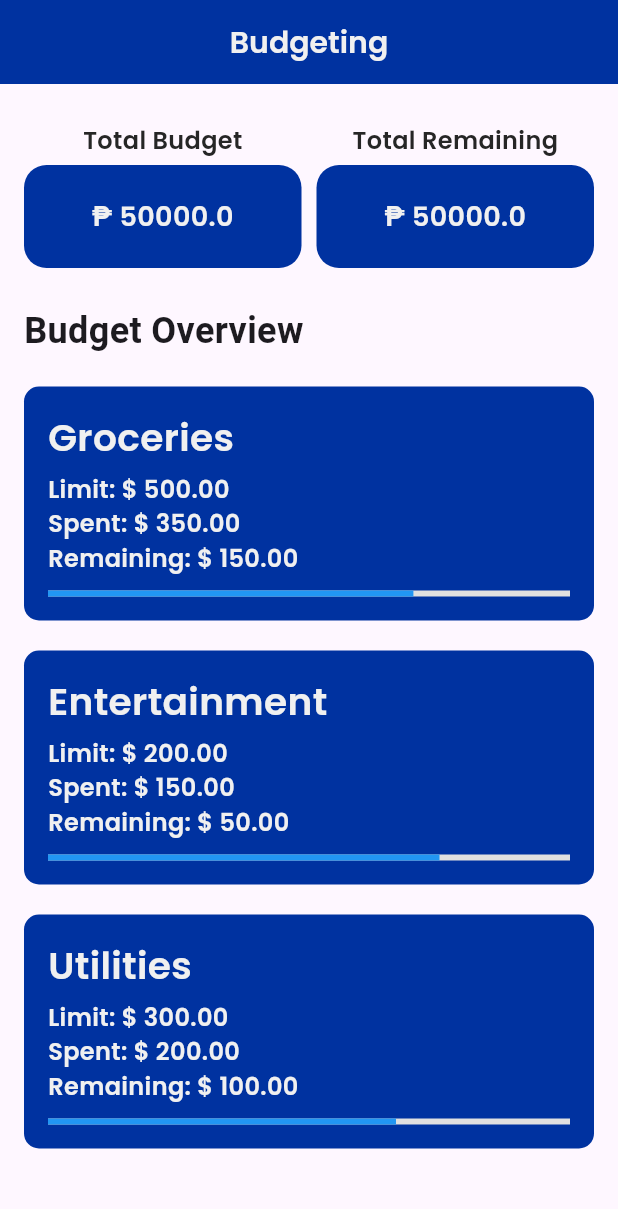
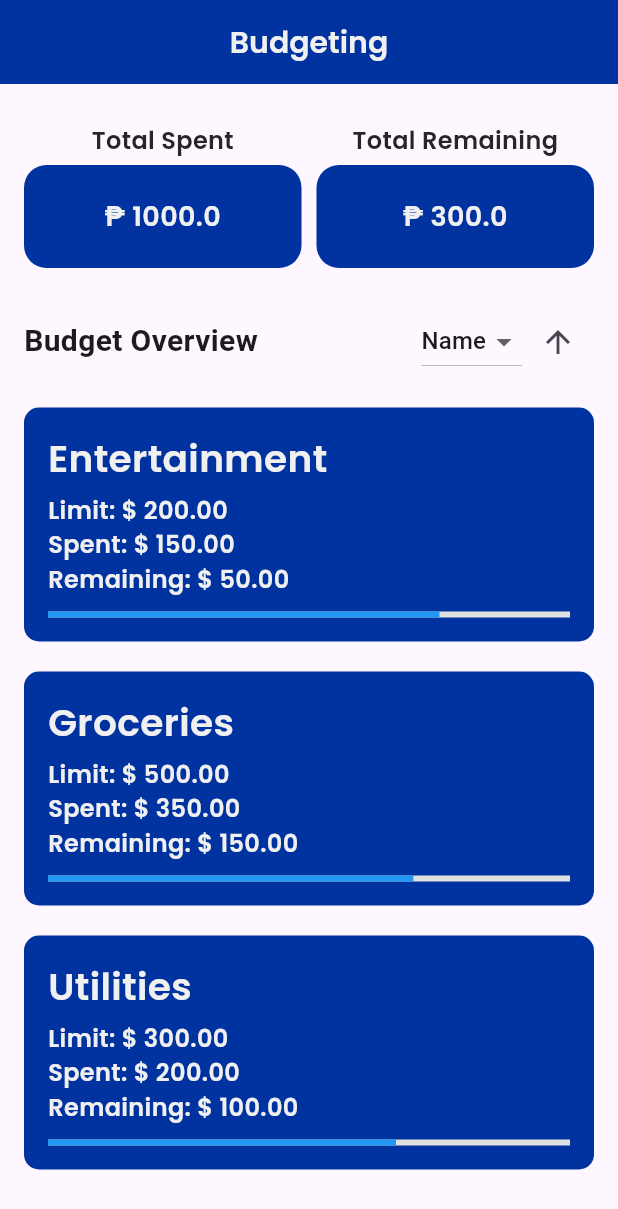
Before and after one commit to hydraadra112/perapal, a Flutter app: the Budget screen opened directly, on a phone screen of 412 x 824 dp. Shown: the top 1209 px of the screen. Run offline on Flutter 3.47's test engine with Material 3 defaults, Android fonts, the phone set to English and light mode, and no system bars; our stand-ins replace animated_splash_screen, google_fonts; missing offline and left inert: mongo_dart.

Commit message:
added sort, filter, and made display boxes dynamic

```diff
--- a/lib/pages/budget_page.dart
+++ b/lib/pages/budget_page.dart
@@ -17,6 +17,41 @@ class _BudgetState extends State<Budget> {
     {'name': 'Entertainment', 'limit': 200.0, 'spent': 150.0},
     {'name': 'Utilities', 'limit': 300.0, 'spent': 200.0},
   ];
+
+  String _sortCriteria = 'name';
+  bool _isAscending = true;
+
+  void _sortBudgets() {
+    setState(() {
+      budgets.sort((a, b) {
+        int comparison;
+        switch (_sortCriteria) {
+          case 'name':
+            comparison = a['name'].compareTo(b['name']);
+            break;
+          case 'limit':
+            comparison = a['limit'].compareTo(b['limit']);
+            break;
+          case 'spent':
+            comparison = a['spent'].compareTo(b['spent']);
+            break;
+          default:
+            comparison = 0;
+        }
+        return _isAscending ? comparison : -comparison;
+      });
+    });
+  }
+
+  double get totalBudget => budgets.fold(0, (prev, budget) => prev + (budget['limit'] ?? 0));
+  double get totalSpent => budgets.fold(0, (prev, budget) => prev + (budget['spent'] ?? 0));
+  double get totalRemaining => totalBudget - totalSpent;
+
+  @override
+  void initState() {
+    super.initState();
+    _sortBudgets(); // Sort initially
+  }
 
   @override
   Widget build(BuildContext context) {
@@ -39,26 +74,63 @@ class _BudgetState extends State<Budget> {
           children: [
             const Padding(padding: EdgeInsets.only(top: 10)),
 
-            const Row(
+            Row(
               // Display Total widgets side by side
               children: [
                 Expanded(
-                  child: CashDisplay(expenseName: "Total Budget", cashValue: 50000.0),
+                  child: CashDisplay(expenseName: "Total Spent", cashValue: totalBudget),
                 ),
-                SizedBox(width: 10), // Add space between widgets
+                const SizedBox(width: 10), // Add space between widgets
                 Expanded(
-                  child: CashDisplay(expenseName: "Total Remaining", cashValue: 50000.0),
+                  child: CashDisplay(expenseName: "Total Remaining", cashValue: totalRemaining),
                 ),
               ],
             ),
 
             const SizedBox(height: 25),
-            const Text(
-              'Budget Overview',
-              style: TextStyle(
-                fontSize: 24.0,
-                fontWeight: FontWeight.bold,
-              ),
+
+            Row(
+              mainAxisAlignment: MainAxisAlignment.spaceBetween,
+              children: [
+                const Text(
+                  'Budget Overview',
+                  style: TextStyle(
+                    fontSize: 20,
+                    fontWeight: FontWeight.bold,
+                  ),
+                ),
+                Row(
+                  children: [
+                    DropdownButton<String>(
+                      value: _sortCriteria,
+                      onChanged: (String? newValue) {
+                        setState(() {
+                          _sortCriteria = newValue!;
+                          _sortBudgets();
+                        });
+                      },
+                      items: <String>['name', 'limit', 'spent']
+                          .map<DropdownMenuItem<String>>((String value) {
+                        return DropdownMenuItem<String>(
+                          value: value,
+                          child: Text(value[0].toUpperCase() + value.substring(1)),
+                        );
+                      }).toList(),
+                    ),
+                    IconButton(
+                      icon: Icon(
+                        _isAscending ? Icons.arrow_upward : Icons.arrow_downward,
+                      ),
+                      onPressed: () {
+                        setState(() {
+                          _isAscending = !_isAscending;
+                          _sortBudgets();
+                        });
+                      },
+                    ),
+                  ],
+                ),
+              ],
             ),
 
             const SizedBox(height: 20.0),
@@ -76,24 +148,22 @@ class _BudgetState extends State<Budget> {
 
             const SizedBox(height: 20.0),
 
-
+            ElevatedButton(
+              onPressed: () {
+                setState(() {
+                  budgets.add({
+                    'name': 'New Budget',
+                    'limit': 1000.0,
+                    'spent': 300.0,
+                  });
+                  _sortBudgets(); // Sort after adding new budget
+                });
+              },
+              child: const Text('Add New Budget'),
+            ),
           ],
         ),
       ),
     );
   }
 }
-
-
-/*
-add new budget code
-ElevatedButton(
-              onPressed: () {
-                _addBudget('New Budget', 1000.0, 300.0);
-              },
-              child: const Text('Add New Budget'),
-            ),
-
-
-
- */
```
Also changed, not shown: lib/pages/savings_page.dart (+97 -22 lines).
